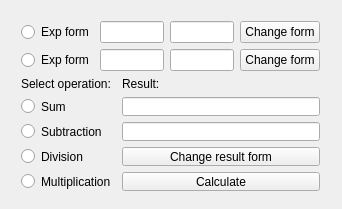
First picture: the form in complex/mainwindow.ui, repository B-O-R-M-A-L-E-Y/EasyComplex, before the edit.
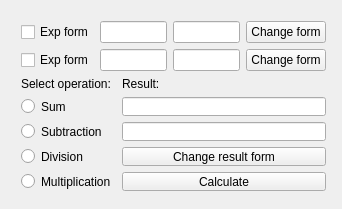
Second picture: the form after the edit.

Patch:
```diff
--- a/complex/mainwindow.ui
+++ b/complex/mainwindow.ui
@@ -25,7 +25,7 @@
      <rect>
       <x>10</x>
       <y>10</y>
-      <width>321</width>
+      <width>327</width>
       <height>192</height>
      </rect>
     </property>
@@ -33,7 +33,7 @@
      <item>
       <layout class="QHBoxLayout" name="firstFieldLayout">
        <item>
-        <widget class="QRadioButton" name="firstF_expFormButton">
+        <widget class="QCheckBox" name="firstF_ExpForm">
          <property name="text">
           <string>Exp form</string>
          </property>
@@ -61,7 +61,7 @@
      <item>
       <layout class="QHBoxLayout" name="secondFieldLayout">
        <item>
-        <widget class="QRadioButton" name="secondF_expFormButton">
+        <widget class="QCheckBox" name="secondF_ExpForm">
          <property name="text">
           <string>Exp form</string>
          </property>
```
Left out of the diff: 39 changed lines with no effect on the pictures.
